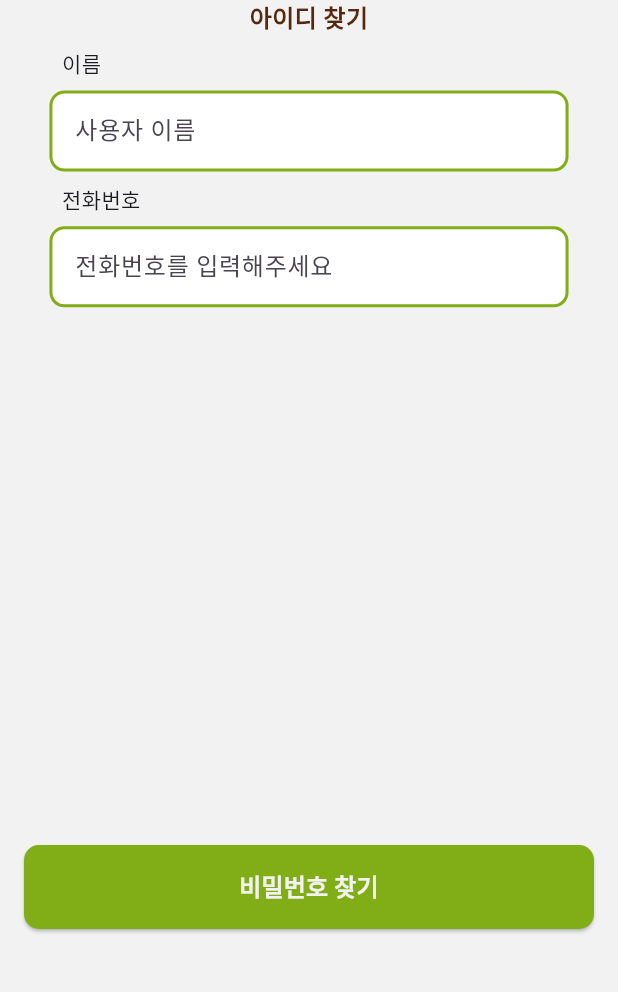
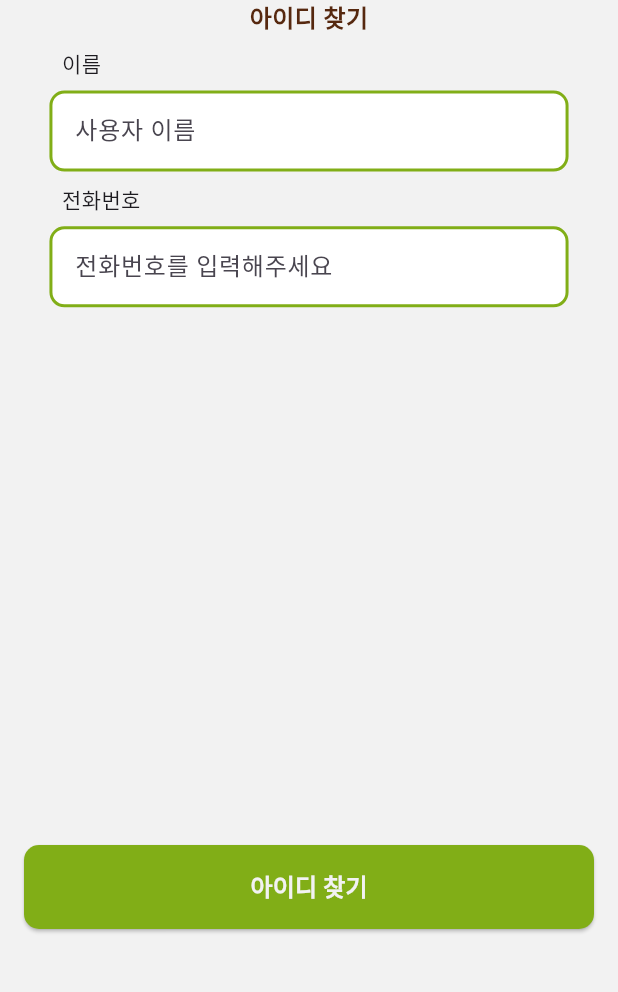
Before and after one commit to GrowingPetPlant/Front, a Flutter app: the My_page screen opened directly with empty values, after a tap on "로그아웃", after a tap on "아이디찾기", on a phone screen of 412 x 824 dp, the part 199-1191 px from its top. Run offline on Flutter 3.47's test engine with Material 3 defaults, Android fonts, the phone set to English and light mode, and no system bars; our stand-ins replace dropdown_button2, fl_chart, table_calendar; network calls fail.

```diff
--- a/lib/Find_id.dart
+++ b/lib/Find_id.dart
@@ -1,4 +1,5 @@
 import 'package:flutter/material.dart';
+import 'package:mypetplant/Log_in.dart';
 import 'package:mypetplant/user_service.dart';
 import 'package:mypetplant/widget.dart';
 import 'user.dart';
@@ -120,7 +121,7 @@ class _Find_idState extends State<Find_id> {
                 fixedSize: MaterialStateProperty.all<Size>(const Size.fromHeight(60)), // 높이 설정
               ),
               child: const Text(
-                '비밀번호 찾기',
+                '아이디 찾기',
                 style: TextStyle(fontWeight: FontWeight.bold, fontSize: 16, color: Color(0xFFF2F2F2)), // 로그인 버튼의 텍스트 색상
               ),
             ),
@@ -156,6 +157,8 @@ void findIdDialog(context){
             Text(text,textAlign : TextAlign.center, style: TextStyle(fontWeight: FontWeight.bold, fontSize: 16, color: Color(0xff515151)),),
             TextButton(onPressed: (){
               Navigator.of(context).pop();
+              Navigator.pushReplacement(context, MaterialPageRoute(
+                  builder: (context) => const Log_in()));
             },
                 child: const Text("확인",style: TextStyle(fontSize: 16, color: Color(0xff81ae17)),)),
             ],
--- a/lib/addPlantInHome.dart
+++ b/lib/addPlantInHome.dart
@@ -1,6 +1,7 @@
 import 'package:dropdown_button2/dropdown_button2.dart';
 import 'package:flutter/material.dart';
 import 'package:flutter/widgets.dart';
+import 'package:mypetplant/Home.dart';
 import 'package:mypetplant/Log_in.dart';
 import 'package:mypetplant/user.dart';
 import 'package:mypetplant/user_service.dart';
--- a/lib/mypage.dart
+++ b/lib/mypage.dart
@@ -7,17 +7,15 @@ import 'package:flutter/widgets.dart';
 import 'package:dropdown_button2/dropdown_button2.dart';
 import 'package:mypetplant/Home.dart';
 import 'package:mypetplant/Log_in.dart';
+import 'package:mypetplant/token.dart';
 import 'package:mypetplant/user.dart';
 import 'package:mypetplant/user_service.dart';
 
 String text = "";
 
-List<String> dropdownList = ['토마토', '바질', '수박'];
-String? selectedDropdown;
-
 class My_page extends StatefulWidget {
-  final UserInfo_plant? userInfo_plant;
-  const My_page({super.key, this.userInfo_plant});
+  final UserInfo? userinfo;
+  const My_page({super.key, this.userinfo});
 
   @override
   State<My_page> createState() => _My_page_view();
@@ -28,8 +26,6 @@ class _My_page_view extends State<My_page> {
   late TextEditingController _passwordController;
   late TextEditingController _nameController;
   late TextEditingController _phoneNumberController;
-  late TextEditingController _plantNameController;
-  String plantType = "";
   String validPassword = "";
   String validName = "";
   String validPhoneNumber = "";
@@ -66,19 +62,17 @@ class _My_page_view extends State<My_page> {
   }
 
   void _mypage() async {
-    int userNumber = widget.userInfo_plant!.userNumber;
-    String id = widget.userInfo_plant!.id;
+    int userNumber = widget.userinfo!.userNumber;
+    String id = widget.userinfo!.id;
     String password = _passwordController.text;
     String name = _nameController.text;
     String phoneNumber = _phoneNumberController.text;
-    String plantName = _plantNameController.text;
 
     // 모두 입력했는지 확인
     if (id.isEmpty ||
         password.isEmpty ||
         name.isEmpty ||
-        phoneNumber.isEmpty ||
-        plantName.isEmpty) {
+        phoneNumber.isEmpty) {
       ScaffoldMessenger.of(context).showSnackBar(
         const SnackBar(content: Text('수정할 내용을 입력하세요')),
       );
@@ -86,26 +80,28 @@ class _My_page_view extends State<My_page> {
     }
 
     // 로그인 시도
-    String? editResult = await dbService.mypage(UserInfo_plant(
+    String? editResult = await dbService.mypage(UserInfo(
         userNumber: userNumber,
         id: id,
         password: password,
         userName: name,
         phoneNumber: phoneNumber,
-        plantName: plantName,
-        plantType: plantType));
+        ));
 
     if (editResult != null) {
       // 마이페이지 수정 성공 시 Home 화면으로 이동
-      /*Navigator.pushReplacement(
-        context,
-        MaterialPageRoute(
-            builder: (context) => Home(
-                  userNumber: userNumber,
-                  plantName: plantName,
-                )),
-      );*/
-    } else {
+      // 로그인 성공 시 Home 화면으로 이동
+      //UserPlant? userplant = await findUserPlant(UserNumber(userNumber: loginResult));
+      //String plantName = userplant!.plantName;
+      List<HomeInfo>? homeInfo = await dbService.home();
+      if (homeInfo != null)
+        Navigator.pushReplacement(
+          context,
+          MaterialPageRoute(builder: (context) =>
+              Home(homeinfo: homeInfo, userNumber: homeInfo[0].userNumber)),
+        );
+    }
+     else {
       // 로그인 실패 시 사용자에게 알림
       ScaffoldMessenger.of(context).showSnackBar(
         const SnackBar(content: Text('마이페이지 수정 실패')),
@@ -160,33 +156,16 @@ class _My_page_view extends State<My_page> {
     });
   }
 
-  String _validatePlantNameLogic(String value) {
-    if (value == null || value.isEmpty) {
-      return '식물이름을 입력해주세요.';
-    }
-    return "";
-  }
-
-  void _validatePlantName(String value) {
-    setState(() {
-      validPlantName = _validatePlantNameLogic(value);
-    });
-  }
-
   @override
   void initState() {
     super.initState();
-    _idController = TextEditingController(text: widget.userInfo_plant!.id);
+    _idController = TextEditingController(text: widget.userinfo!.id);
     _passwordController =
-        TextEditingController(text: widget.userInfo_plant!.password);
+        TextEditingController(text: widget.userinfo!.password);
     _nameController =
-        TextEditingController(text: widget.userInfo_plant!.userName);
+        TextEditingController(text: widget.userinfo!.userName);
     _phoneNumberController =
-        TextEditingController(text: widget.userInfo_plant!.phoneNumber);
-    _plantNameController =
-        TextEditingController(text: widget.userInfo_plant!.plantName);
-    selectedDropdown = widget.userInfo_plant!.plantType;
-    plantType = widget.userInfo_plant!.plantType;
+        TextEditingController(text: widget.userinfo!.phoneNumber);
   }
 
   @override
@@ -196,7 +175,6 @@ class _My_page_view extends State<My_page> {
     _passwordController.dispose();
     _nameController.dispose();
     _phoneNumberController.dispose();
-    _plantNameController.dispose();
     super.dispose();
   }
 
@@ -386,93 +364,6 @@ class _My_page_view extends State<My_page> {
                     ),
                   ],
                 ),
-                Column(
-                  crossAxisAlignment: CrossAxisAlignment.start,
-                  children: [
-                    Padding(
-                      padding: EdgeInsets.all(screenHeight * 0.01),
-                      child: const Text(
-                        '식물 종',
-                        style: TextStyle(fontSize: 11),
-                      ),
-                    ),
-                    DropdownButton2<String>(
-                      style: const TextStyle(
-                          fontSize: 13, color: Color(0xFF515151)),
-                      hint: const Text('식물 종 선택'),
-                      isExpanded: true,
-                      underline: Container(),
-                      value: selectedDropdown,
-                      items: dropdownList.map((String item) {
-                        return DropdownMenuItem<String>(
-                          value: item,
-                          child: Text(item),
-                        );
-                      }).toList(),
-                      onChanged: (String? value) {
-                        setState(() {
-                          selectedDropdown = value as String;
-                        });
-                        plantType = value!;
-                      },
-                      buttonStyleData: ButtonStyleData(
-                        height: 50,
-                        decoration: BoxDecoration(
-                            color: const Color(0xfff2f2f2),
-                            borderRadius: BorderRadius.circular(10),
-                            border: Border.all(
-                                color: const Color(0xff81ae17), width: 2)),
-                      ),
-                      dropdownStyleData: DropdownStyleData(
-                          maxHeight: 200,
-                          decoration: BoxDecoration(
-                            borderRadius: BorderRadius.circular(10),
-                          )),
-                    ),
-                  ],
-                ),
-                Column(
-                  crossAxisAlignment: CrossAxisAlignment.start,
-                  children: [
-                    Row(
-                      children: [
-                        Padding(
-                          padding: EdgeInsets.all(screenHeight * 0.01),
-                          child: const Text(
-                            '식물이름',
-                            style: TextStyle(fontSize: 11),
-                          ),
-                        ),
-                        Padding(
-                          padding: EdgeInsets.symmetric(
-                              vertical: screenHeight * 0.01),
-                          child: Text(
-                            validPlantName,
-                            style: TextStyle(fontSize: 11, color: Colors.red),
-                          ),
-                        ),
-                      ],
-                    ),
-                    Container(
-                      alignment: Alignment.center,
-                      height: 50,
-                      decoration: BoxDecoration(
-                        borderRadius: BorderRadius.circular(10),
-                        border: Border.all(
-                            color: const Color(0xFF81AE17), width: 2),
-                      ),
-                      padding: const EdgeInsets.only(bottom: 10),
-                      child: TextField(
-                        controller: _plantNameController,
-                        onChanged: _validatePlantName,
-                        style: TextStyle(fontSize: 13),
-                        decoration: InputDecoration(
-                            contentPadding: EdgeInsets.fromLTRB(10, 0, 10, 0),
-                            border: InputBorder.none),
-                      ),
-                    ),
-                  ],
-                ),
               ]),
             ),
           ),
@@ -539,7 +430,7 @@ class _My_page_view extends State<My_page> {
                     ),
                     TextButton(
                       onPressed: () {
-                        _deleteUser(widget.userInfo_plant!.id);
+                        _deleteUser(widget.userinfo!.id);
                         Navigator.pushReplacement(
                             context,
                             MaterialPageRoute(
```
Also changed, not shown: lib/Home.dart (+16 -19 lines), lib/Log_in.dart (+14 -4 lines), lib/user_service.dart (+31 -46 lines).
